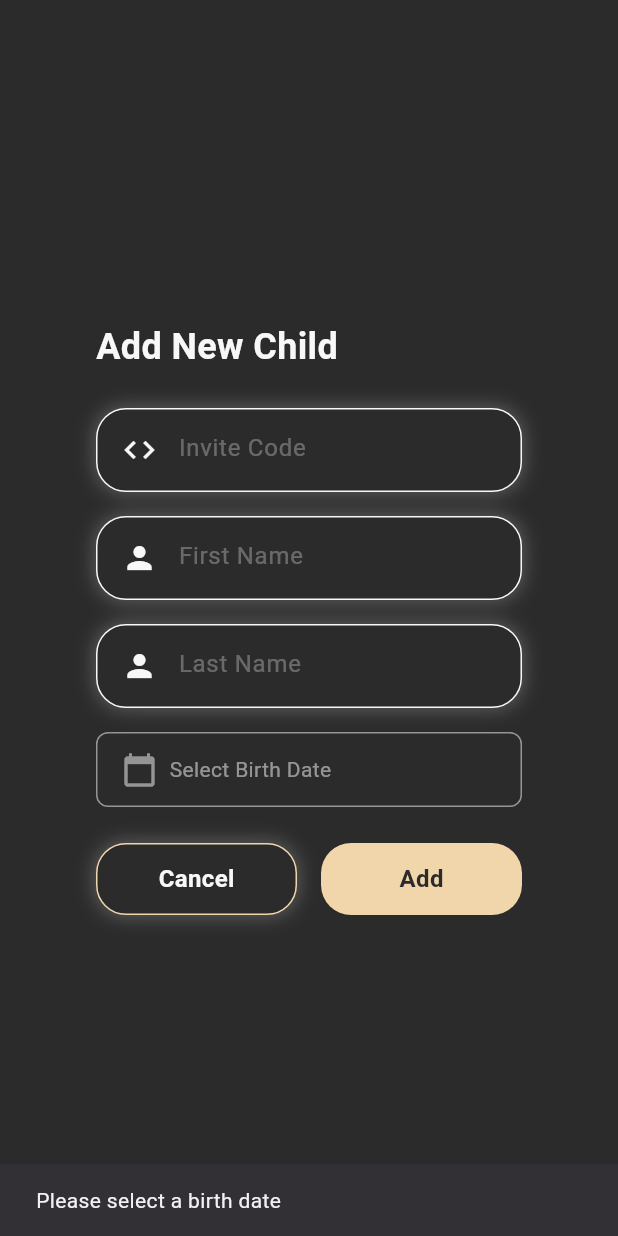
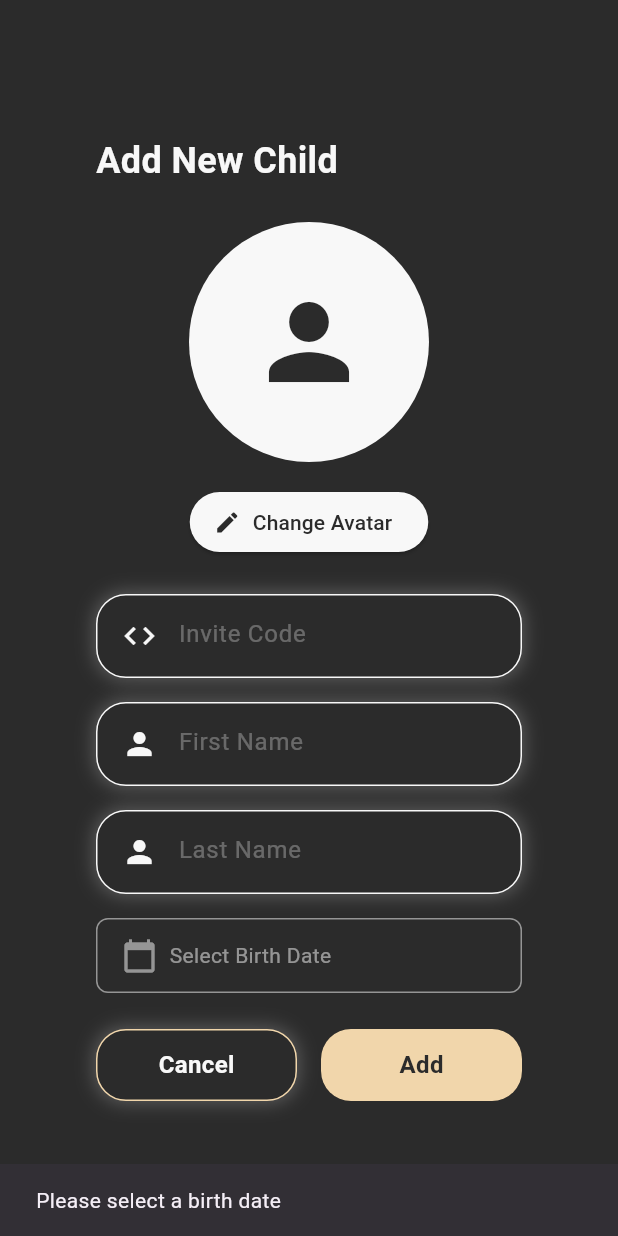
Before and after one commit to School-Money/SchoolMoney, a Flutter app: the EditChildDialog widget shown alone on an empty page, opened directly, after a tap on "Add", on a phone screen of 412 x 824 dp. Run offline on Flutter 3.47's test engine with Material 3 defaults, Android fonts, the phone set to English and light mode, and no system bars; our stand-ins replace dio, flutter_chat_types, flutter_chat_ui, flutter_dotenv, flutter_secure_storage, image_picker and 1 more; accounts and stored records are empty; network calls fail.

Commit message:
add edit child avatar

```diff
--- a/lib/feature/collection/model/child.dart
+++ b/lib/feature/collection/model/child.dart
@@ -5,6 +5,7 @@ class Child {
   final DateTime birthDate;
   final String avatar;
   final String parentId;
+  final String? classCode;
 
   Child({
     required this.id,
@@ -13,6 +14,7 @@ class Child {
     required this.birthDate,
     required this.avatar,
     required this.parentId,
+    this.classCode,
   });
 
   factory Child.fromJson(Map<String, dynamic> json) => Child(
@@ -22,5 +24,6 @@ class Child {
         birthDate: DateTime.parse(json['birthDate']),
         avatar: json['avatar'],
         parentId: json['parent'],
+        classCode: json['class'],
       );
 }
--- a/lib/feature/collection/ui/edit_child_dialog.dart
+++ b/lib/feature/collection/ui/edit_child_dialog.dart
@@ -1,4 +1,8 @@
+import 'dart:io';
+import 'dart:typed_data';
+import 'package:flutter/foundation.dart';
 import 'package:flutter/material.dart';
+import 'package:image_picker/image_picker.dart';
 import '../../../components/auth/auth_button.dart';
 import '../../../components/auth/auth_text_field.dart';
 import '../../../constants/app_colors.dart';
@@ -7,7 +11,6 @@ import '../model/child_edit_payload.dart';
 
 class EditChildDialog extends StatefulWidget {
   final Child? existingChild;
-
   const EditChildDialog({super.key, this.existingChild});
 
   @override
@@ -20,14 +23,18 @@ class _EditChildDialogState extends State<EditChildDialog> {
   late TextEditingController _firstNameController;
   late TextEditingController _lastNameController;
   DateTime? _selectedDate;
-  String? _childId; // Separate field to handle ID
+  String? _childId;
+
+  // Avatar related variables
+  XFile? _pickedFile;
+  Uint8List? _webImage;
+  String? _existingAvatarUrl;
 
   @override
   void initState() {
     super.initState();
-    // Initialize controllers with existing data if provided
     _inviteCodeController = TextEditingController(
-      text: widget.existingChild?.id ?? '',
+      text: widget.existingChild?.classCode ?? '',
     );
     _firstNameController = TextEditingController(
       text: widget.existingChild?.firstName ?? '',
@@ -35,11 +42,9 @@ class _EditChildDialogState extends State<EditChildDialog> {
     _lastNameController = TextEditingController(
       text: widget.existingChild?.lastName ?? '',
     );
+    _childId = widget.existingChild?.id;
+    _existingAvatarUrl = widget.existingChild?.avatar;
 
-    // Set child ID if exists
-    _childId = widget.existingChild?.id;
-
-    // Set initial date if existing child has a birth date
     if (widget.existingChild?.birthDate != null) {
       _selectedDate = (widget.existingChild!.birthDate);
     }
@@ -47,11 +52,58 @@ class _EditChildDialogState extends State<EditChildDialog> {
 
   @override
   void dispose() {
-    // Dispose controllers to prevent memory leaks
     _inviteCodeController.dispose();
     _firstNameController.dispose();
     _lastNameController.dispose();
     super.dispose();
+  }
+
+  Future<void> _pickImage(ImageSource source) async {
+    try {
+      final pickedFile = await ImagePicker().pickImage(source: source);
+      if (pickedFile != null) {
+        var newImage;
+        if (kIsWeb) {
+          newImage = await pickedFile.readAsBytes();
+        }
+        setState(() {
+          _pickedFile = pickedFile;
+          _webImage = newImage;
+          _existingAvatarUrl =
+              null; // Clear existing URL when new image is picked
+        });
+      }
+    } catch (e) {
+      ScaffoldMessenger.of(context).showSnackBar(
+        SnackBar(content: Text('Failed to pick image: $e')),
+      );
+    }
+  }
+
+  Widget _buildAvatar() {
+    // Priority: Web Image > Picked File > Existing Network Image > Default
+    if (kIsWeb && _webImage != null) {
+      return CircleAvatar(
+        radius: 80,
+        backgroundImage: MemoryImage(_webImage!),
+      );
+    } else if (!kIsWeb && _pickedFile != null) {
+      return CircleAvatar(
+        radius: 80,
+        backgroundImage: FileImage(File(_pickedFile!.path)),
+      );
+    } else if (_existingAvatarUrl != null) {
+      return CircleAvatar(
+        radius: 80,
+        backgroundImage: NetworkImage(_existingAvatarUrl!),
+      );
+    }
+
+    return CircleAvatar(
+      radius: 80,
+      backgroundColor: AppColors.secondary,
+      child: Icon(Icons.person, size: 80, color: AppColors.primary),
+    );
   }
 
   @override
@@ -76,6 +128,28 @@ class _EditChildDialogState extends State<EditChildDialog> {
                 ),
               ),
               const SizedBox(height: 24),
+
+              // Avatar Section
+              Center(
+                child: Column(
+                  children: [
+                    _buildAvatar(),
+                    const SizedBox(height: 16),
+                    ElevatedButton.icon(
+                      onPressed: () => _pickImage(ImageSource.gallery),
+                      icon: Icon(Icons.edit, color: AppColors.primary),
+                      label: Text('Change Avatar',
+                          style: TextStyle(color: AppColors.primary)),
+                      style: ElevatedButton.styleFrom(
+                        backgroundColor: AppColors.secondary,
+                      ),
+                    ),
+                  ],
+                ),
+              ),
+
+              const SizedBox(height: 24),
+
               AuthTextField(
                 controller: _inviteCodeController,
                 hintText: 'Invite Code',
@@ -155,6 +229,19 @@ class _EditChildDialogState extends State<EditChildDialog> {
                             return;
                           }
 
+                          // Determine avatar
+                          String avatar;
+                          if (kIsWeb && _webImage != null) {
+                            // For web, you might want to handle this differently
+                            avatar = 'web_image_placeholder';
+                          } else if (!kIsWeb && _pickedFile != null) {
+                            // For mobile, you might want to handle this differently
+                            avatar = 'local_image_placeholder';
+                          } else {
+                            avatar = _existingAvatarUrl ??
+                                'https://example.com/default-avatar.jpg';
+                          }
+
                           final childDetails = ChildEditPayload(
                             id: _childId,
                             inviteCode: _inviteCodeController.text,
@@ -162,10 +249,17 @@ class _EditChildDialogState extends State<EditChildDialog> {
                             lastName: _lastNameController.text,
                             birthDate:
                                 _selectedDate!.millisecondsSinceEpoch ~/ 1000,
-                            avatar: widget.existingChild?.avatar ??
-                                'https://example.com/default-avatar.jpg',
+                            avatar: avatar,
                           );
-                          Navigator.of(context).pop(childDetails);
+
+                          Navigator.of(context).pop({
+                            'payload': childDetails,
+                            'imageFile': kIsWeb
+                                ? _webImage
+                                : _pickedFile != null
+                                    ? File(_pickedFile!.path)
+                                    : null
+                          });
                         }
                       },
                       variant: ButtonVariant.primary,
```
Also changed, not shown: lib/feature/collection/children_provider.dart (+6 -4 lines), lib/feature/collection/children_service.dart (+53 -4 lines), lib/screens/main/profile_screen.dart (+12 -8 lines).
